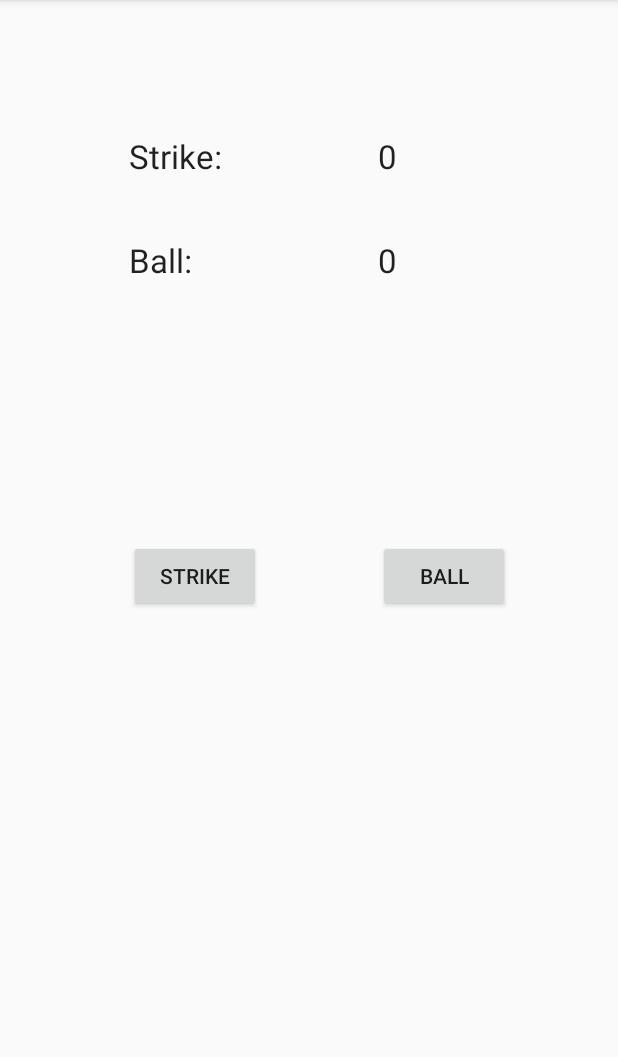
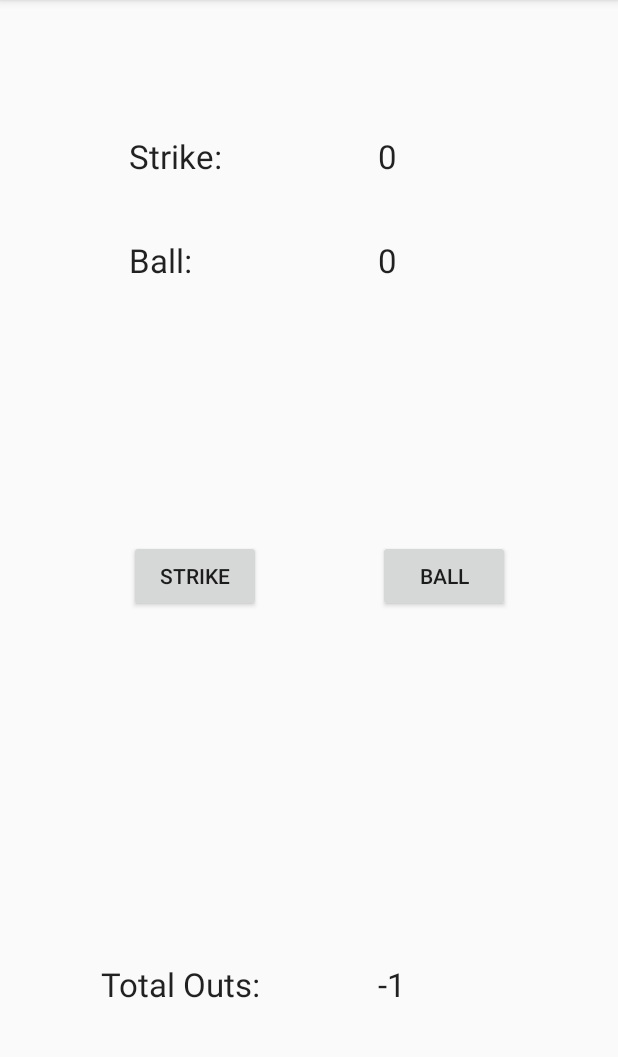
Before and after one commit to evanbell123/UmpireBuddy, an Android app: the screen it shows after launch (UmpireActivity), on a phone screen of 412 x 824 dp, the part 84-1141 px from its top. Run offline under Robolectric (Android 15) with nearby library versions, the phone set to English and light mode, and no system bars.

Commit message:
Total Outs
Keep track of total outs, and save total outs such that it is remembered
after closing and reopening the app.

```diff
--- a/app/src/main/java/com/umkc/evan/umpirebuddy/UmpireActivity.java
+++ b/app/src/main/java/com/umkc/evan/umpirebuddy/UmpireActivity.java
@@ -1,8 +1,10 @@
 package com.umkc.evan.umpirebuddy;
 
+import android.app.Activity;
 import android.app.AlertDialog;
 import android.content.DialogInterface;
 import android.content.Intent;
+import android.content.SharedPreferences;
 import android.support.v7.app.AppCompatActivity;
 import android.os.Bundle;
 import android.util.Log;
@@ -20,21 +22,22 @@ public class UmpireActivity extends AppCompatActivity {
 
     public final static String EXTRA_DATA = "com.umkc.evan.umpirebuddy.ABOUTDATA";
     private final static String TAG = "Umpire Buddy";
+    private static final String PREFS_NAME = "PrefsFile";
 
     private Button mStrikeBtn;
     private Button mBallBtn;
 
     private int strikeCount = 0;
     private int ballCount = 0;
+    private int totalOutsCount = 0;
 
     private String outMessage = "Out!";
     private String walkMessage = "Walk!";
 
-    private ActionMode mActionMode;
+    private ActionMode mActionMode; //context menu
 
     private ActionMode.Callback mActionModeCallback = new ActionMode.Callback() {
 
-        // Called when the action mode is created; startActionMode() was called
         @Override
         public boolean onCreateActionMode(ActionMode mode, Menu menu) {
             // Inflate a menu resource providing context menu items
@@ -43,8 +46,6 @@ public class UmpireActivity extends AppCompatActivity {
             return true;
         }
 
-        // Called each time the action mode is shown. Always called after onCreateActionMode, but
-        // may be called multiple times if the mode is invalidated.
         @Override
         public boolean onPrepareActionMode(ActionMode mode, Menu menu) {
             return false; // Return false if nothing is done
@@ -56,11 +57,11 @@ public class UmpireActivity extends AppCompatActivity {
             switch (item.getItemId()) {
                 case R.id.contextStrike:
                     strikeEvent();
-                    mode.finish(); // Action picked, so close the Contextual Action Bar(CAB)
+                    mode.finish();
                     return true;
                 case R.id.contextBall:
                     ballEvent();
-                    mode.finish(); // Action picked, so close the CAB
+                    mode.finish();
                     return true;
                 default:
                     return false;
@@ -80,11 +81,19 @@ public class UmpireActivity extends AppCompatActivity {
         Log.i(TAG, "Starting onCreate...");
         setContentView(R.layout.activity_umpire);
 
+        // Get saved total outs count
+        SharedPreferences sp = getSharedPreferences(PREFS_NAME, Activity.MODE_PRIVATE);
+        totalOutsCount = sp.getInt("totalOutsCount", -1);
+        updateTotalOutsCount();
+
+        // get saved totalOuts, strikeCount, and ballCount form persistent storage
         if (savedInstanceState != null) {
             strikeCount = savedInstanceState.getInt("strikeCount");
             ballCount = savedInstanceState.getInt("ballCount");
+            totalOutsCount = savedInstanceState.getInt("totalOutsCount");
             updateStrikeCount();
             updateBallCount();
+            updateTotalOutsCount();
         }
 
         mStrikeBtn = (Button) findViewById(R.id.strike_btn);
@@ -102,6 +111,7 @@ public class UmpireActivity extends AppCompatActivity {
                 ballEvent();
             }
         });
+
 
         RelativeLayout layout = (RelativeLayout) findViewById(R.id.relative_layout);
         layout.setOnLongClickListener(new View.OnLongClickListener() {
@@ -125,6 +135,8 @@ public class UmpireActivity extends AppCompatActivity {
         strikeCount++;
         updateStrikeCount();
         if (strikeCount == 3) {
+            totalOutsCount++;
+            updateTotalOutsCount();
             resetAll(outMessage);
         }
     }
@@ -145,6 +157,11 @@ public class UmpireActivity extends AppCompatActivity {
     private void updateBallCount() {
         TextView t = (TextView)findViewById(R.id.ball_cnt_lbl);
         t.setText(Integer.toString(ballCount));
+    }
+
+    private void updateTotalOutsCount() {
+        TextView t = (TextView)findViewById(R.id.total_outs_cnt_lbl);
+        t.setText(Integer.toString(totalOutsCount));
     }
 
     private void resetCounts() {
@@ -176,9 +193,6 @@ public class UmpireActivity extends AppCompatActivity {
 
     @Override
     public boolean onOptionsItemSelected(MenuItem item) {
-        // Handle action bar item clicks here. The action bar will
-        // automatically handle clicks on the Home/Up button, so long
-        // as you specify a parent activity in AndroidManifest.xml.
 
         switch ( item.getItemId()) {
             case R.id.action_settings:
@@ -218,6 +232,11 @@ public class UmpireActivity extends AppCompatActivity {
     protected void onPause() {
         super.onPause();
         Log.i(TAG, "onPause()");
+        // save total outs count
+        SharedPreferences sp = getSharedPreferences(PREFS_NAME, Activity.MODE_PRIVATE);
+        SharedPreferences.Editor editor = sp.edit();
+        editor.putInt("totalOutsCount", totalOutsCount);
+        editor.commit();
     }
 
     @Override
@@ -239,6 +258,7 @@ public class UmpireActivity extends AppCompatActivity {
         Log.i(TAG, "onSaveInstanceState()");
         icicle.putInt("strikeCount", strikeCount);
         icicle.putInt("ballCount", ballCount);
+        icicle.putInt("totalOutsCount", totalOutsCount);
     }
 
     @Override
--- a/app/src/main/res/layout-land/activity_umpire.xml
+++ b/app/src/main/res/layout-land/activity_umpire.xml
@@ -9,12 +9,9 @@
         android:layout_height="wrap_content"
         android:text="@string/ball_btn"
         android:id="@+id/ball_btn"
-        android:layout_marginLeft="160dp"
-        android:layout_alignParentBottom="true"
-        android:layout_alignParentLeft="true"
-        android:layout_alignParentStart="true"
-        android:layout_marginStart="160dp"
-        android:layout_marginBottom="54dp" />
+        android:layout_centerVertical="true"
+        android:layout_alignLeft="@+id/strike_lbl"
+        android:layout_alignStart="@+id/strike_lbl" />
 
     <Button
         android:layout_width="wrap_content"
@@ -22,10 +19,10 @@
         android:text="@string/strike_btn"
         android:id="@+id/strike_btn"
         android:layout_alignTop="@+id/ball_btn"
-        android:layout_toRightOf="@+id/ball_btn"
-        android:layout_toEndOf="@+id/ball_btn"
-        android:layout_marginLeft="71dp"
-        android:layout_marginStart="71dp" />
+        android:layout_alignParentRight="true"
+        android:layout_alignParentEnd="true"
+        android:layout_marginRight="133dp"
+        android:layout_marginEnd="133dp" />
 
     <TextView
         android:layout_width="wrap_content"
@@ -33,10 +30,12 @@
         android:textAppearance="?android:attr/textAppearanceLarge"
         android:text="@string/strike_lbl"
         android:id="@+id/strike_lbl"
+        android:layout_marginTop="30dp"
+        android:layout_marginLeft="91dp"
+        android:layout_marginStart="91dp"
         android:layout_alignParentTop="true"
-        android:layout_toLeftOf="@+id/strike_btn"
-        android:layout_toStartOf="@+id/strike_btn"
-        android:layout_marginTop="56dp" />
+        android:layout_alignParentLeft="true"
+        android:layout_alignParentStart="true" />
 
     <TextView
         android:layout_width="wrap_content"
@@ -44,9 +43,9 @@
         android:textAppearance="?android:attr/textAppearanceLarge"
         android:text="@string/ball_lbl"
         android:id="@+id/ball_lbl"
-        android:layout_centerVertical="true"
-        android:layout_toLeftOf="@+id/strike_btn"
-        android:layout_toStartOf="@+id/strike_btn" />
+        android:layout_alignTop="@+id/strike_cnt_lbl"
+        android:layout_alignLeft="@+id/strike_btn"
+        android:layout_alignStart="@+id/strike_btn" />
 
     <TextView
         android:layout_width="wrap_content"
@@ -54,9 +53,9 @@
         android:textAppearance="?android:attr/textAppearanceLarge"
         android:text="@string/strike_cnt"
         android:id="@+id/strike_cnt_lbl"
-        android:layout_alignBottom="@+id/strike_lbl"
-        android:layout_alignLeft="@+id/strike_btn"
-        android:layout_alignStart="@+id/strike_btn" />
+        android:layout_alignTop="@+id/strike_lbl"
+        android:layout_toRightOf="@+id/ball_btn"
+        android:layout_toEndOf="@+id/ball_btn" />
 
     <TextView
         android:layout_width="wrap_content"
@@ -65,7 +64,32 @@
         android:text="@string/ball_cnt"
         android:id="@+id/ball_cnt_lbl"
         android:layout_alignTop="@+id/ball_lbl"
-        android:layout_alignLeft="@+id/strike_btn"
-        android:layout_alignStart="@+id/strike_btn" />
+        android:layout_toRightOf="@+id/ball_lbl"
+        android:layout_toEndOf="@+id/ball_lbl"
+        android:layout_marginLeft="45dp"
+        android:layout_marginStart="45dp" />
+
+    <TextView
+        android:layout_width="wrap_content"
+        android:layout_height="wrap_content"
+        android:textAppearance="?android:attr/textAppearanceLarge"
+        android:text="@string/total_outs_lbl"
+        android:id="@+id/total_outs_lbl"
+        android:layout_alignParentBottom="true"
+        android:layout_toRightOf="@+id/strike_cnt_lbl"
+        android:layout_toEndOf="@+id/strike_cnt_lbl"
+        android:layout_marginBottom="39dp" />
+
+    <TextView
+        android:layout_width="wrap_content"
+        android:layout_height="wrap_content"
+        android:textAppearance="?android:attr/textAppearanceLarge"
+        android:text="@string/total_outs_cnt"
+        android:id="@+id/total_outs_cnt_lbl"
+        android:layout_alignTop="@+id/total_outs_lbl"
+        android:layout_toRightOf="@+id/total_outs_lbl"
+        android:layout_toEndOf="@+id/total_outs_lbl"
+        android:layout_marginLeft="30dp"
+        android:layout_marginStart="30dp" />
 
 </RelativeLayout>
--- a/app/src/main/res/layout/activity_umpire.xml
+++ b/app/src/main/res/layout/activity_umpire.xml
@@ -70,4 +70,25 @@
         android:layout_alignLeft="@+id/ball_btn"
         android:layout_alignStart="@+id/ball_btn" />
 
+    <TextView
+        android:layout_width="wrap_content"
+        android:layout_height="wrap_content"
+        android:textAppearance="?android:attr/textAppearanceLarge"
+        android:text="@string/total_outs_lbl"
+        android:id="@+id/total_outs_lbl"
+        android:layout_alignParentBottom="true"
+        android:layout_alignRight="@+id/strike_btn"
+        android:layout_alignEnd="@+id/strike_btn"
+        android:layout_marginBottom="81dp" />
+
+    <TextView
+        android:layout_width="wrap_content"
+        android:layout_height="wrap_content"
+        android:textAppearance="?android:attr/textAppearanceLarge"
+        android:text="@string/total_outs_cnt"
+        android:id="@+id/total_outs_cnt_lbl"
+        android:layout_alignTop="@+id/total_outs_lbl"
+        android:layout_alignLeft="@+id/ball_btn"
+        android:layout_alignStart="@+id/ball_btn" />
+
 </RelativeLayout>
--- a/app/src/main/res/values/strings.xml
+++ b/app/src/main/res/values/strings.xml
@@ -9,6 +9,9 @@
     <string name="strike_lbl">Strike:</string>
     <string name="ball_cnt">0</string>
     <string name="strike_cnt">0</string>
+    <string name="total_outs_cnt">0</string>
     <string name="title_activity_about">About</string>
+    <string name="title_activity_settings">Settings</string>
     <string name="about_text">Umpire Buddy by Evan Bell</string>
+    <string name="total_outs_lbl">Total Outs:</string>
 </resources>
```
